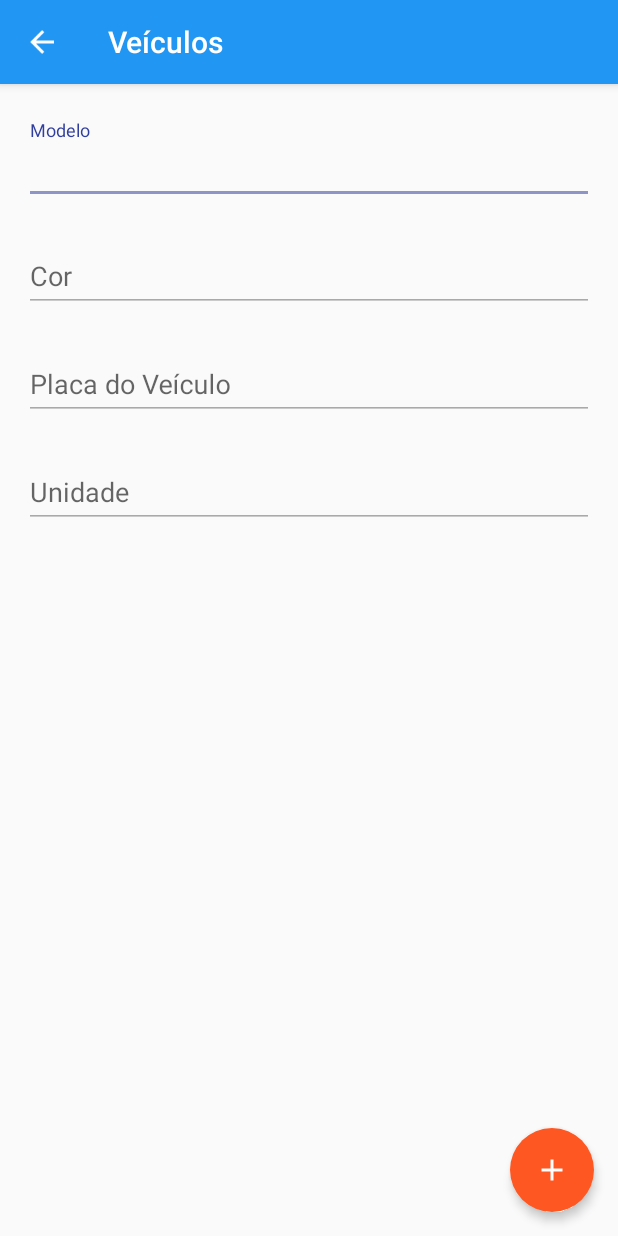
After one commit to leonvian/ProjectHand, an Android app: the VehicleEntry screen opened directly, with no data from a screen before it, on a phone screen of 412 x 824 dp. The commit adds this screen. Run offline under Robolectric (Android 15) with nearby library versions, the phone set to English and light mode, and no system bars; libraries missing offline, so code that uses them is left out: com.activeandroid, com.activeandroid.annotation, com.activeandroid.query; 1 statement that could not run was skipped.

Commit message:
Adicionado cadastramento de veiculos

```diff
--- /dev/null
+++ b/SyndicHand/app/src/main/java/com/lvc/syndichand/VehicleEntry.java
@@ -0,0 +1,110 @@
+package com.lvc.syndichand;
+
+import android.content.Intent;
+import android.os.Bundle;
+import android.view.View;
+import android.widget.EditText;
+import android.widget.Toast;
+
+import com.lvc.syndichand.database.CondominiumDAO;
+import com.lvc.syndichand.model.Vehicle;
+import com.lvc.syndichand.webservice.WebFacade;
+
+public class VehicleEntry extends SyndicHandActivity {
+
+    private EditText editTextModel;
+    private EditText editTextColor;
+    private EditText editTextCarBoard;
+    private EditText editTextUnity;
+
+    private Vehicle vehicle;
+
+    @Override
+    protected void onCreate(Bundle savedInstanceState) {
+
+        super.onCreate(savedInstanceState);
+        setContentView(R.layout.vehicle_entry);
+        prepareActionBarToBack(getString(R.string.vehicle));
+
+        editTextModel = (EditText) findViewById(R.id.edit_text_model);
+        editTextColor = (EditText) findViewById(R.id.edit_text_color);
+        editTextCarBoard = (EditText) findViewById(R.id.edit_text_car_board);
+        editTextUnity = (EditText) findViewById(R.id.edit_text_unity);
+
+        loadVehicleOrCreateNew();
+
+        findViewById(R.id.fab).setOnClickListener(new View.OnClickListener() {
+            @Override
+            public void onClick(View v) {
+
+                if (!isObrigatoryFieldsOk(editTextModel, editTextColor, editTextCarBoard, editTextUnity)) {
+                    return;
+                }
+
+                showProgressDialog();
+
+                String model = editTextModel.getText().toString();
+                String color = editTextColor.getText().toString();
+                String carBoard = editTextCarBoard.getText().toString();
+                String unity = editTextUnity.getText().toString();
+
+                vehicle.loadData(model, color, carBoard, unity);
+                vehicle.save();
+                saveOnline(vehicle);
+            }
+        });
+    }
+
+    private void loadVehicleOrCreateNew() {
+
+        Bundle extras = getIntent().getExtras();
+
+        if (extras != null) {
+            vehicle = (Vehicle) extras.getSerializable(Vehicle.class.getSimpleName());
+            loadFieldsByData(vehicle);
+        } else {
+            vehicle = new Vehicle();
+            String condominiumId = CondominiumDAO.retrieveCondominiumIdentifier();
+            vehicle.setCondominiumParseIdentifier(condominiumId);
+        }
+    }
+
+    private void loadFieldsByData(Vehicle vehicle) {
+
+        editTextModel.setText(vehicle.getModel());
+        editTextColor.setText(vehicle.getColor());
+        editTextCarBoard.setText(vehicle.getCarBoard());
+        editTextUnity.setText(vehicle.getUnity());
+    }
+
+    private void saveOnline(final Vehicle vehicle) {
+
+        WebFacade.saveOrUpdateData(vehicle, new WebFacade.WebCallback() {
+
+            @Override
+            public void onWorkDone(String webId, Exception e) {
+
+                if (e == null) {
+
+                    vehicle.setParseIdentifier(webId);
+                    vehicle.save();
+
+                    dismissProgressDialog();
+                    Toast.makeText(VehicleEntry.this, R.string.vehicle_save_sucesss, Toast.LENGTH_LONG).show();
+
+                    Intent intent = new Intent();
+                    Bundle extras = new Bundle();
+                    extras.putSerializable(Vehicle.class.getSimpleName(), vehicle);
+                    intent.putExtras(extras);
+                    setResult(RESULT_OK, intent);
+                    finish();
+
+                } else {
+                    vehicle.delete();
+                    Toast.makeText(VehicleEntry.this, R.string.fail_save_online, Toast.LENGTH_LONG).show();
+                    dismissProgressDialog();
+                }
+            }
+        });
+    }
+}
--- /dev/null
+++ b/SyndicHand/app/src/main/res/layout/vehicle_entry.xml
@@ -0,0 +1,95 @@
+<?xml version="1.0" encoding="utf-8"?>
+
+<LinearLayout xmlns:android="http://schemas.android.com/apk/res/android"
+    xmlns:app="http://schemas.android.com/apk/res-auto"
+    android:layout_width="match_parent"
+    android:layout_height="match_parent"
+    android:background="@color/defaultBackgroundColor"
+    android:orientation="vertical">
+
+    <android.support.v7.widget.Toolbar
+        android:id="@+id/tool_bar"
+        android:layout_width="match_parent"
+        android:layout_height="wrap_content"
+        android:background="@color/app_bar_color"
+        android:elevation="4dp" />
+
+    <RelativeLayout
+        android:layout_width="match_parent"
+        android:layout_height="match_parent">
+
+        <ScrollView
+            android:layout_width="match_parent"
+            android:layout_height="match_parent"
+            android:layout_marginLeft="16dp"
+            android:layout_marginRight="16dp"
+            android:layout_marginTop="16dp"
+            android:fillViewport="true">
+
+            <LinearLayout
+                android:layout_width="match_parent"
+                android:layout_height="match_parent"
+                android:orientation="vertical">
+
+                <android.support.design.widget.TextInputLayout
+                    style="@style/TextInputLayout">
+
+                    <EditText
+                        android:id="@+id/edit_text_model"
+                        style="@style/DefaultEditText"
+                        android:hint="@string/vehicle_model"
+                        android:inputType="text" />
+
+                </android.support.design.widget.TextInputLayout>
+
+                <android.support.design.widget.TextInputLayout
+                    style="@style/TextInputLayout">
+                    app:layout_column="1"
+                    app:layout_row="1">
+
+                    <EditText
+                        android:id="@+id/edit_text_color"
+                        style="@style/DefaultEditText"
+                        android:hint="@string/vehicle_color"
+                        android:inputType="text" />
+
+                </android.support.design.widget.TextInputLayout>
+
+                <android.support.design.widget.TextInputLayout
+                    style="@style/TextInputLayout">
+                    app:layout_column="1"
+                    app:layout_row="1">
+
+                    <EditText
+                        android:id="@+id/edit_text_car_board"
+                        style="@style/DefaultEditText"
+                        android:hint="@string/vehicle_car_board"
+                        android:inputType="text" />
+
+                </android.support.design.widget.TextInputLayout>
+
+                <android.support.design.widget.TextInputLayout
+                    style="@style/TextInputLayout">
+                    app:layout_column="1"
+                    app:layout_row="1">
+
+                    <EditText
+                        android:id="@+id/edit_text_unity"
+                        style="@style/DefaultEditText"
+                        android:hint="@string/vehicle_unity"
+                        android:inputType="text" />
+
+                </android.support.design.widget.TextInputLayout>
+
+            </LinearLayout>
+        </ScrollView>
+
+        <android.support.design.widget.FloatingActionButton
+            android:id="@+id/fab"
+            style="@style/DefaultFab"
+            android:layout_alignParentBottom="true"
+            android:layout_alignParentRight="true"
+            android:layout_margin="16dp"
+            android:src="@drawable/ic_add_white" />
+    </RelativeLayout>
+</LinearLayout>
--- a/SyndicHand/app/src/main/res/values/strings.xml
+++ b/SyndicHand/app/src/main/res/values/strings.xml
@@ -123,4 +123,11 @@
 
     <string name="fail_to_retrieve_data">Falha ao recuperar os dados da web.</string>
 
+    <string name="vehicle">Veículos</string>
+    <string name="vehicle_model">Modelo</string>
+    <string name="vehicle_color">Cor</string>
+    <string name="vehicle_car_board">Placa do Veículo</string>
+    <string name="vehicle_unity">Unidade</string>
+    <string name="vehicle_save_sucesss">Veículo salvo com sucesso.</string>
+
 </resources>
```
Also changed, not shown: SyndicHand/app/src/main/AndroidManifest.xml (+11 -0 lines), SyndicHand/app/src/main/java/com/lvc/syndichand/OwnerList.java (+11 -0 lines), SyndicHand/app/src/main/java/com/lvc/syndichand/VehicleList.java (added, +87 -0 lines), SyndicHand/app/src/main/java/com/lvc/syndichand/database/VehicleDAO.java (added, +14 -0 lines), SyndicHand/app/src/main/java/com/lvc/syndichand/model/Vehicle.java (+95 -9 lines), SyndicHand/app/src/main/java/com/lvc/syndichand/webservice/WebFacade.java (+26 -0 lines), 1 other file.
